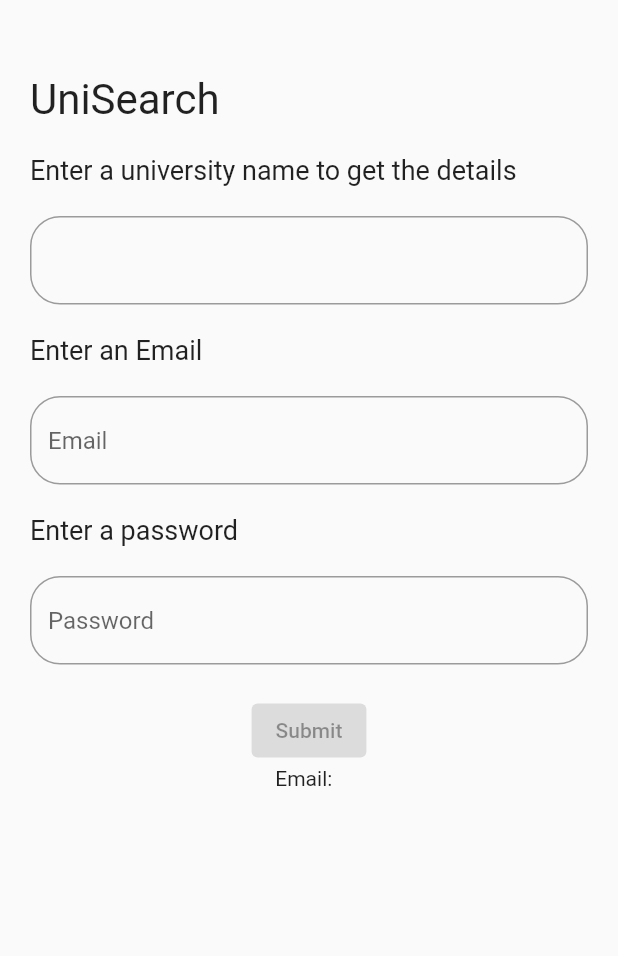
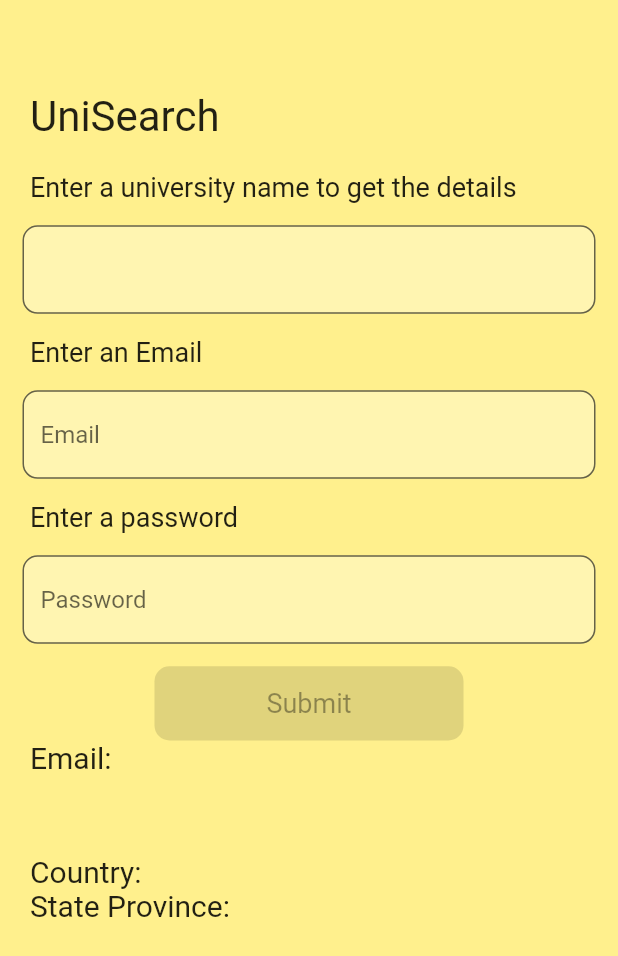
Before and after one commit to galib130/University-Search, a Flutter app: the FormWidget widget shown alone on an empty page, opened directly with empty values, on a phone screen of 412 x 824 dp. Shown: the top 956 px of the screen. Run offline on Flutter 3.47's test engine with Material 2 defaults, Android fonts, the phone set to English and light mode, and no system bars; our stand-ins replace email_validator, flutter_typeahead; network calls fail.

Commit message:
improved ui

```diff
--- a/lib/pages/form.dart
+++ b/lib/pages/form.dart
@@ -108,7 +108,7 @@ final _formKey=GlobalKey<FormState>();
   Widget build(BuildContext context) {
 
     return Scaffold(
-
+     //backgroundColor:const Color.fromARGB(255,255,240,141) ,
       body:
       SingleChildScrollView(
         child: Visibility(
--- a/lib/widgets/email_widget.dart
+++ b/lib/widgets/email_widget.dart
@@ -14,13 +14,16 @@ const EmailWidget ({super.key,required this.emailController,required this.change
   @override
   Widget build(BuildContext context) {
     return  Container(
-      padding: EdgeInsets.all(20),
+      padding: EdgeInsets.all(15),
+
       child: TextFormField(
+
         controller: emailController,
         autovalidateMode: AutovalidateMode.onUserInteraction,
-        decoration:  InputDecoration(
+        decoration:  const InputDecoration(
           hintText: 'Email',
-          border: OutlineInputBorder(borderRadius:BorderRadius.circular(20) )
+
+
         ),
         keyboardType: TextInputType.emailAddress,
         autofillHints: const [AutofillHints.email],
--- a/lib/widgets/form_widget.dart
+++ b/lib/widgets/form_widget.dart
@@ -1,3 +1,5 @@
+import 'dart:math';
+
 import 'package:fetch_api/pages/form.dart';
 import 'package:fetch_api/widgets/email_widget.dart';
 import 'package:fetch_api/widgets/password_widget.dart';
@@ -23,10 +25,14 @@ class FormWidget extends StatelessWidget{
   @override
   Widget build(BuildContext context) {
 
-   return Center(
+   return Container(
+    //color: Color.fromARGB(255,255,240,141),
+     child: Center(
+
        child: Column(
          children: [
-        const SizedBox(height: 30,),
+           SizedBox(height: MediaQuery.of(context).size.height*0.05
+           ,),
           Container(
              alignment: Alignment.bottomLeft,
                       padding: const EdgeInsets.all(20),
@@ -53,15 +59,68 @@ class FormWidget extends StatelessWidget{
 
                     PasswordWidget(passwordController: passwordController,changeBool:changeBool),
 
-                  ElevatedButton(onPressed: readyForSubmit?(){
+                    SizedBox(
+                      width: MediaQuery.of(context).size.width*0.5,
+                      height: MediaQuery.of(context).size.height*0.06,
+                      child: ElevatedButton(
+                        style: Theme.of(context).elevatedButtonTheme.style,
+
+                        onPressed: readyForSubmit?(){
+                         FocusScopeNode currentFocus = FocusScope.of(context);
+
+                                     if (!currentFocus.hasPrimaryFocus) {
+                                     currentFocus.unfocus();
+                                    }
                           submission();
-                  }:null, child: const Text("Submit"))
+                      }:null, child: const Text("Submit")),
+                    )
 
                 ],) ),
-              Text("Email:  $username"),
+                Container(
+                  padding: const EdgeInsets.only(left: 20),
+                 alignment: Alignment.bottomLeft ,child: Text("Email:  $username",style:const TextStyle(fontSize: 20))),
                 if(university!=null)
                 if(university!.name!="not found")
-              Text(university!.name.toString())
+                Container(
+                  alignment: Alignment.bottomLeft,
+                  padding: const EdgeInsets.all(20),
+                  child: Column(
+                    crossAxisAlignment: CrossAxisAlignment.start,
+                    children: [
+
+                          Text("${university!.name.toString()}",style:TextStyle(fontSize: 28)),
+                          Text("Country: ${university!.country.toString()}",style: const TextStyle(fontSize:20,),),
+                          if(university!.stateProvince.toString()!="null")
+                          Text("State Province: ${university!.stateProvince.toString()}",style: const TextStyle(fontSize:20,),)
+                          else
+                          const Text("State Province: Not found",style: const TextStyle(fontSize:20,),),
+                          ListView.builder(
+                            shrinkWrap: true,
+
+                            itemCount: university!.domains.length,
+                            itemBuilder:(context, index) {
+                              if(index==0) {
+                                return Text("Domains: ${university!.domains[index].toString()}",style: const TextStyle(fontSize:20,));
+                              } else {
+                                return Text(university!.domains[index].toString(),style: const TextStyle(fontSize:20,));
+                              }
+                            },),
+
+                        ListView.builder(
+                            shrinkWrap: true,
+
+                            itemCount: university!.webPages.length,
+                            itemBuilder:(context, index) {
+                              if(index==0) {
+                                return Text("Web Pages: ${university!.webPages[index].toString()}",style: const TextStyle(fontSize:20,));
+                              } else {
+                                return Text(university!.webPages[index].toString(),style: const TextStyle(fontSize:20,));
+                              }
+                            },),
+
+
+                    ],
+                  ))
                 else if(university==null)
                 const Text("Invalid University name given")
                 else
@@ -69,6 +128,7 @@ class FormWidget extends StatelessWidget{
 
          ],
        ),
+     ),
    );
   }
 }
--- a/lib/widgets/password_widget.dart
+++ b/lib/widgets/password_widget.dart
@@ -22,10 +22,11 @@ bool validatePassword(String pass){
   Widget build(BuildContext context) {
 
     return Container(
-      padding: const EdgeInsets.all(20),
+      padding: const EdgeInsets.all(15),
       child: TextFormField(controller: passwordController,obscureText: true,enableSuggestions: false,autocorrect: false,
       autovalidateMode: AutovalidateMode.onUserInteraction,
-      decoration: InputDecoration(hintText: 'Password',border: OutlineInputBorder(borderRadius:BorderRadius.circular(20))),
+      decoration: const InputDecoration(hintText: 'Password'),
+
       validator: (value){
 
         if(value!.isEmpty){
@@ -47,7 +48,7 @@ bool validatePassword(String pass){
                 WidgetsBinding.instance.addPostFrameCallback((_) {
                changeBool(FormValid.password,false);
        });
-            return "Needs to contain Capital letter,Small letter,Number and Special Character";
+            return "Needs to contain Capital letter,Small letter,Number\nand Special Character";
           }
 
         }
--- a/lib/widgets/searchbar_widget.dart
+++ b/lib/widgets/searchbar_widget.dart
@@ -14,22 +14,19 @@ class SearchBarWidget extends StatelessWidget{
   Widget build(BuildContext context) {
 
     return  Container(
-      padding: const EdgeInsets.all(20),
+      padding: const EdgeInsets.all(15),
       child: TypeAheadFormField<Welcome?>(
 
             autovalidateMode: AutovalidateMode.onUserInteraction,
             textFieldConfiguration: TextFieldConfiguration(
                 controller:searchController,
-                decoration: InputDecoration(contentPadding: EdgeInsets.all(20),
-                border: OutlineInputBorder(borderRadius:BorderRadius.circular(20)))
-
             ),
 
             noItemsFoundBuilder: (context) => Container(
                   height: 50,
                   child: const Center(
                     child: Text(
-                      'No Users Found.',
+                      'No Universities Found.',
                       style: TextStyle(fontSize: 18),
                     ),
                   ),
--- /dev/null
+++ b/lib/widgets/theme_widget.dart
@@ -0,0 +1 @@
+import 'package:flutter/material.dart';
```
Also changed, not shown: lib/main.dart (+21 -1 lines). Lines whose indentation alone changed are shown as unchanged.
